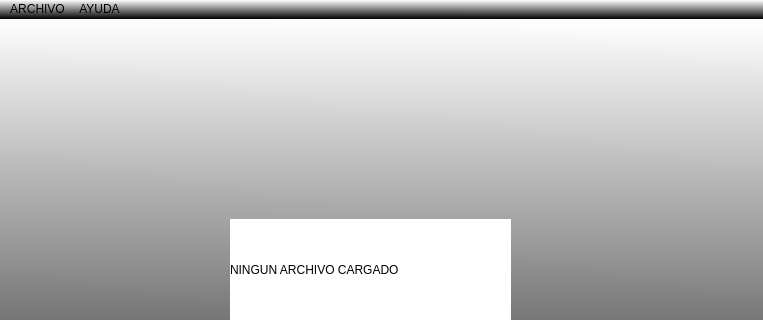
The window that Entregable #1/view/mainWindow.ui (UCR-ECCI-MM/tarea-programada-imparables-1) describes before a commit, drawn with Qt 5; both pictures show x 0 to 763 and y 0 to 320 of the 763 by 583 pixel window.
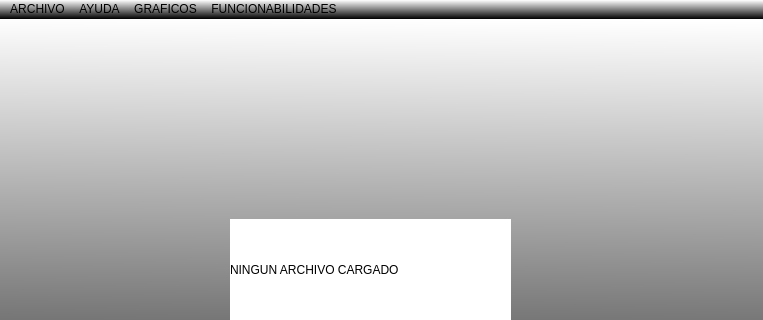
The same window after the commit.

Commit message: - FEAT/REFRACT: The deliverable #1 is ready, fully linked the windows and widgets and app fully working

The edit to the form file:
```diff
--- a/Entregable #1/view/mainWindow.ui
+++ b/Entregable #1/view/mainWindow.ui
@@ -54,8 +54,22 @@
      <string>AYUDA</string>
     </property>
    </widget>
+   <widget class="QMenu" name="GRAFICO1">
+    <property name="title">
+     <string>GRAFICOS</string>
+    </property>
+    <addaction name="actionGraficos"/>
+   </widget>
+   <widget class="QMenu" name="FUNCIONABILIDAD1">
+    <property name="title">
+     <string>FUNCIONABILIDADES</string>
+    </property>
+    <addaction name="actionfuncionabilidadPrueba"/>
+   </widget>
    <addaction name="menuARCHIVO"/>
    <addaction name="menuAYUDA"/>
+   <addaction name="GRAFICO1"/>
+   <addaction name="FUNCIONABILIDAD1"/>
   </widget>
  </widget>
  <resources/>
```
Left out of the diff: 10 changed lines with no effect on the pictures. The commit also changes 2 other files.
